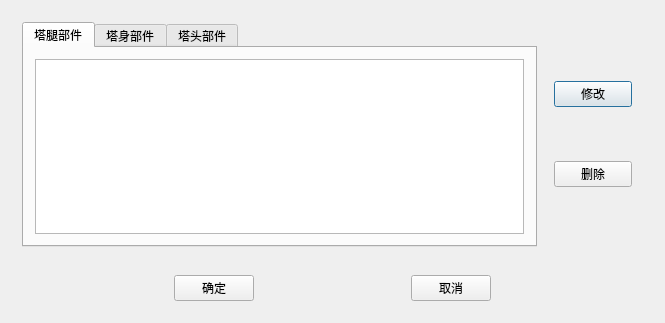
Shixuku/Tower-Visual, file TW/Manage_PartData.ui: the form before one commit.
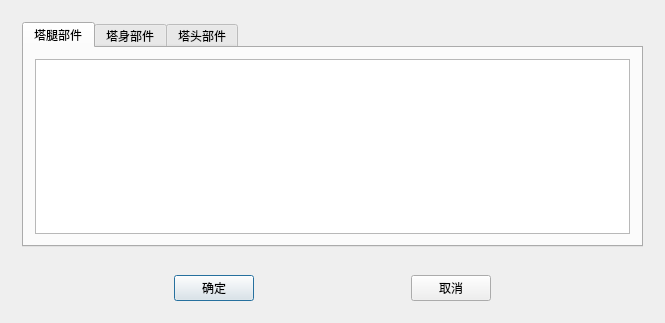
The form after the commit.

Diff of the .ui file:
```diff
--- a/TW/Manage_PartData.ui
+++ b/TW/Manage_PartData.ui
@@ -54,32 +54,6 @@
         </widget>
        </widget>
       </item>
-      <item>
-       <widget class="QWidget" name="widget_2" native="true">
-        <property name="maximumSize">
-         <size>
-          <width>100</width>
-          <height>16777215</height>
-         </size>
-        </property>
-        <layout class="QVBoxLayout" name="verticalLayout">
-         <item>
-          <widget class="QPushButton" name="btn_modify">
-           <property name="text">
-            <string>修改</string>
-           </property>
-          </widget>
-         </item>
-         <item>
-          <widget class="QPushButton" name="btn_delete">
-           <property name="text">
-            <string>删除</string>
-           </property>
-          </widget>
-         </item>
-        </layout>
-       </widget>
-      </item>
      </layout>
     </widget>
    </item>
```
